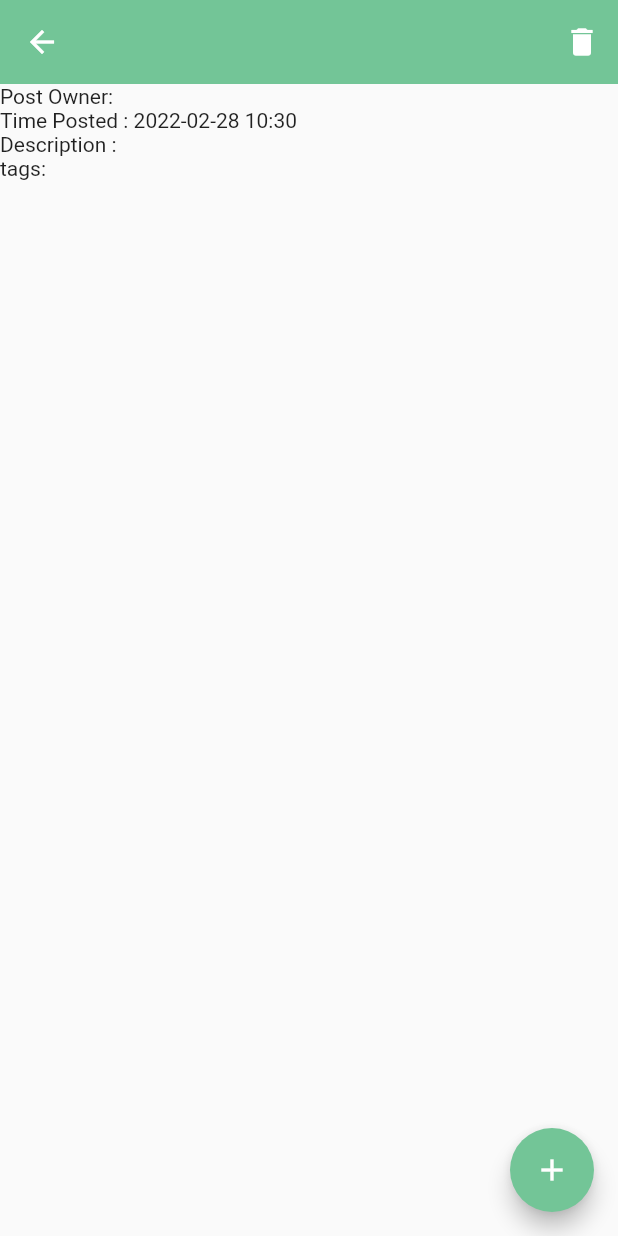
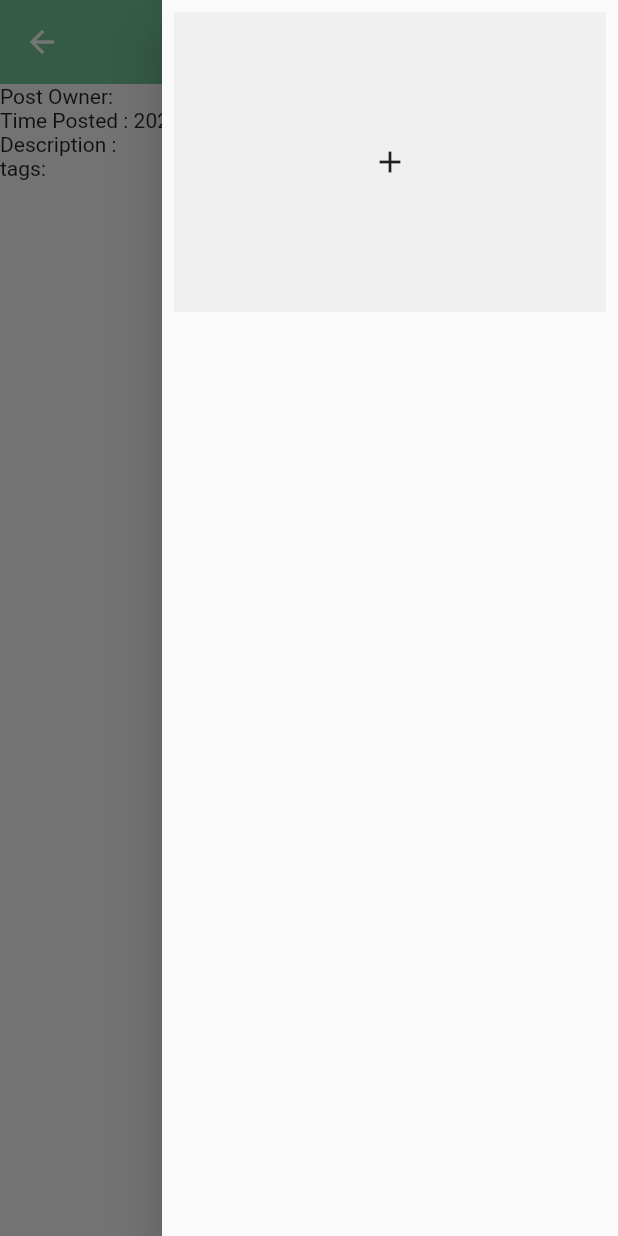
Before and after one commit to cameron-git/F29SO-Team1, a Flutter app: the Post screen opened directly with empty values, with the side drawer open (before the commit the screen has no drawer), on a phone screen of 412 x 824 dp. Run offline on Flutter 3.47's test engine with Material 2 defaults, Android fonts, the phone set to English and light mode, and no system bars; our stand-ins replace cloud_firestore, file_picker, firebase_auth, firebase_core, firebase_storage; missing offline and left inert: flutter_webrtc, flutterfire_ui; accounts and stored records are empty.

Commit message:
iamge sidebar

```diff
--- a/ivy/lib/screens/post.dart
+++ b/ivy/lib/screens/post.dart
@@ -27,6 +27,8 @@ class _PostState extends State<Post> {
     final Stream<DocumentSnapshot> _postStream =
         FirebaseFirestore.instance.collection('posts').doc(postId).snapshots();
 
+    final GlobalKey<ScaffoldState> _scaffoldKey = GlobalKey<ScaffoldState>();
+
     // Storage instance from storage_service.dart
     final Storage storage = Storage();
 
@@ -52,6 +54,7 @@ class _PostState extends State<Post> {
             userPermissions.contains(FirebaseAuth.instance.currentUser?.uid);
 
         return Scaffold(
+          key: _scaffoldKey,
           appBar: AppBar(
             title: Text(
               data['title'],
@@ -108,8 +111,7 @@ class _PostState extends State<Post> {
                                       <String, dynamic>{
                                         'title': _titleController.text,
                                         'description': _descController.text,
-                                          'tags':
-                                              _tagsController.text.split(" "),
+                                        'tags': _tagsController.text.split(" "),
                                       },
                                       SetOptions(merge: true),
                                     );
@@ -118,7 +120,8 @@ class _PostState extends State<Post> {
                                 ),
                               ],
                             );
-                            });
+                          },
+                        );
                       },
                     )
                   : const SizedBox(),
@@ -135,46 +138,14 @@ class _PostState extends State<Post> {
                       icon: const Icon(Icons.delete),
                     )
                   : const SizedBox(),
+              IconButton(
+                icon: const Icon(Icons.menu),
+                onPressed: () => _scaffoldKey.currentState!.openEndDrawer(),
+              )
             ],
           ),
-
-          // top part of the post page containing the author and description
-
-          body: Column(
-            crossAxisAlignment: CrossAxisAlignment.start,
-            children: [
-              FutureBuilder(
-                future: FirebaseFirestore.instance
-                    .collection('users')
-                    .doc(data['ownerId'])
-                    .get(),
-                builder: (BuildContext context,
-                    AsyncSnapshot<DocumentSnapshot> snapshot) {
-                  if (snapshot.hasError ||
-                      (snapshot.hasData && !snapshot.data!.exists)) {
-                    return const Text('Post Owner Error!!!');
-                  }
-                  if (snapshot.connectionState == ConnectionState.done) {
-                    Map<String, dynamic> data =
-                        snapshot.data!.data() as Map<String, dynamic>;
-                    return Text('Post Owner: ${data['name']}');
-                  }
-
-                  return const Text('Post Owner:');
-                },
-              ),
-              Text('Time Posted : ' +
-                  DateTime.fromMillisecondsSinceEpoch(data['timestamp'])
-                      .toString()
-                      .substring(0, 16)),
-              Text('Description : ' + data['description']),
-              Row(
-                children: <Widget>[
-                  const Text('tags: '),
-                  for (var item in tags) Text(item + ' '),
-                ],
-              ),
-              StreamBuilder(
+          endDrawer: Drawer(
+            child: StreamBuilder(
               stream: FirebaseFirestore.instance
                   .collection('posts')
                   .doc(postId)
@@ -184,41 +155,14 @@ class _PostState extends State<Post> {
                 if (!snapshot.hasData) {
                   return Container();
                 }
-                  return Expanded(
-                    child: ListView(
-                        children: snapshot.data!.docs.map(
-                      (e) {
-                        return Padding(
+                List<Widget> drawerItems = {
+                  Padding(
                     padding: const EdgeInsets.all(8.0),
-                          child: SizedBox(
-                            width: 300,
-                            height: 250,
-                            child: Image.network(
-                              e['url'],
-                              fit: BoxFit.cover,
-                              loadingBuilder: (BuildContext context,
-                                  Widget child,
-                                  ImageChunkEvent? loadingProgress) {
-                                if (loadingProgress == null) return child;
-                                return const Center(
-                                  child: CircularProgressIndicator(),
-                                );
-                              },
-                            ),
-                          ),
-                        );
-                      },
-                    ).toList()),
-                  );
-                },
-              ),
-            ],
-          ),
-
-          // floating button to add new media to the post
-          floatingActionButton: FloatingActionButton(
-            child: const Icon(Icons.add),
-            onPressed: () async {
+                    child: Material(
+                      color: const Color.fromARGB(255, 240, 240, 240),
+                      child: InkWell(
+                        hoverColor: const Color.fromARGB(255, 230, 230, 230),
+                        onTap: () async {
                           final results = await FilePicker.platform.pickFiles(
                             allowMultiple: false,
                             type: FileType.custom,
@@ -262,7 +206,82 @@ class _PostState extends State<Post> {
                                 .add({'url': url});
                           }
                         },
-            foregroundColor: Colors.white,
+                        child: const SizedBox(
+                          width: 200,
+                          height: 200,
+                          child: Icon(Icons.add),
+                        ),
+                      ),
+                    ),
+                  ),
+                }.toList();
+                drawerItems += snapshot.data!.docs.map(
+                  (e) {
+                    return Padding(
+                      padding: const EdgeInsets.all(8.0),
+                      child: SizedBox(
+                        width: 200,
+                        height: 200,
+                        child: Image.network(
+                          e['url'],
+                          fit: BoxFit.cover,
+                          loadingBuilder: (BuildContext context, Widget child,
+                              ImageChunkEvent? loadingProgress) {
+                            if (loadingProgress == null) return child;
+                            return const Center(
+                              child: CircularProgressIndicator(),
+                            );
+                          },
+                        ),
+                      ),
+                    );
+                  },
+                ).toList();
+                return ListView(
+                  children: drawerItems,
+                );
+              },
+            ),
+          ),
+          endDrawerEnableOpenDragGesture: !kIsWeb,
+
+          // top part of the post page containing the author and description
+
+          body: Column(
+            crossAxisAlignment: CrossAxisAlignment.start,
+            children: [
+              FutureBuilder(
+                future: FirebaseFirestore.instance
+                    .collection('users')
+                    .doc(data['ownerId'])
+                    .get(),
+                builder: (BuildContext context,
+                    AsyncSnapshot<DocumentSnapshot> snapshot) {
+                  if (snapshot.hasError ||
+                      (snapshot.hasData && !snapshot.data!.exists)) {
+                    return const Text('Post Owner Error!!!');
+                  }
+                  if (snapshot.connectionState == ConnectionState.done) {
+                    Map<String, dynamic> data =
+                        snapshot.data!.data() as Map<String, dynamic>;
+                    return Text('Post Owner: ${data['name']}');
+                  }
+
+                  return const Text('Post Owner:');
+                },
+              ),
+              Text('Time Posted : ' +
+                  DateTime.fromMillisecondsSinceEpoch(data['timestamp'])
+                      .toString()
+                      .substring(0, 16)),
+              Text('Description : ' + data['description']),
+              Row(
+                children: <Widget>[
+                  const Text('tags: '),
+                  for (var item in tags) Text(item + ' '),
+                ],
+              ),
+            ],
           ),
         );
       },
```
Lines whose indentation alone changed are shown as unchanged.
